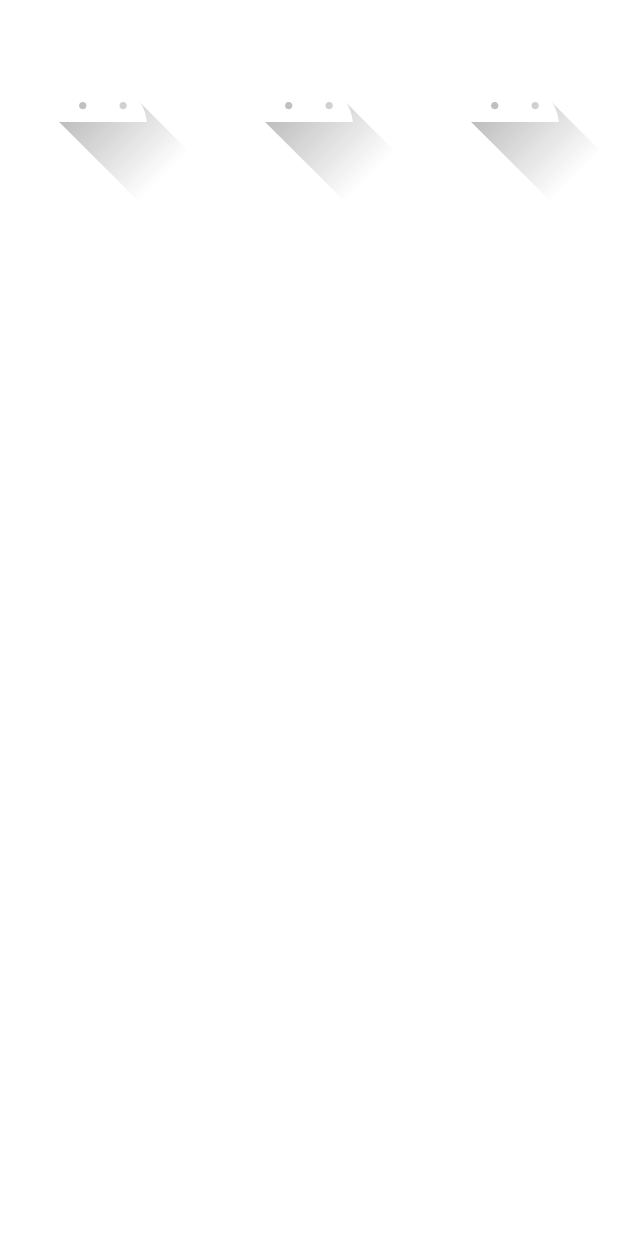
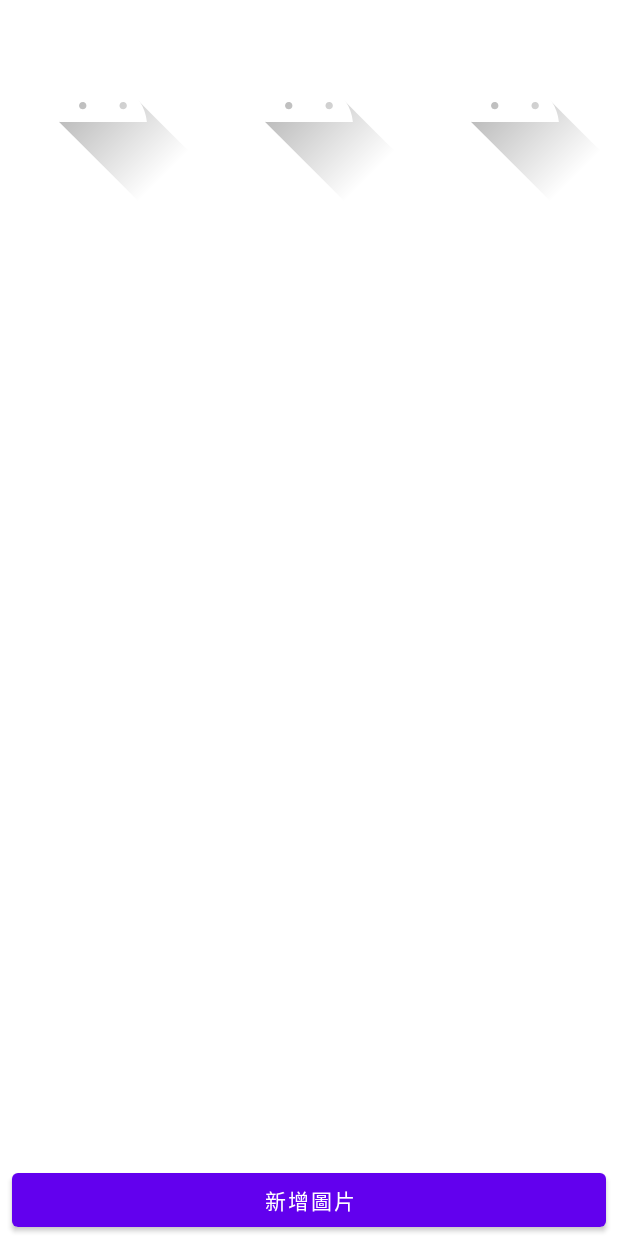
Before and after one commit to TS01923141/ImageManager, an Android app: the layout fragment_my_gallery.xml on its own in the app's theme, with its tools: preview values and no code run, on a phone screen of 412 x 824 dp. Run offline under Robolectric (Android 15) with nearby library versions, the phone set to English and light mode, and no system bars.

Commit message:
完成MyGallery 1.選圖copy到app內部資料夾 2.顯示app內部資料夾的圖片到畫面上

```diff
--- a/app/build.gradle
+++ b/app/build.gradle
@@ -58,10 +58,10 @@ dependencies {
     //coil
     implementation("io.coil-kt:coil:1.4.0")
     //ViewModel
-    implementation("androidx.lifecycle:lifecycle-viewmodel-ktx:2.4.0")
-    implementation 'androidx.fragment:fragment-ktx:1.4.0'
+    implementation("androidx.lifecycle:lifecycle-viewmodel-ktx:2.4.1")
+    implementation 'androidx.fragment:fragment-ktx:1.4.1'
     //LiveData
-    implementation("androidx.lifecycle:lifecycle-livedata-ktx:2.4.0")
+    implementation("androidx.lifecycle:lifecycle-livedata-ktx:2.4.1")
     //okhttp
     // define a BOM and its version
     implementation(platform("com.squareup.okhttp3:okhttp-bom:4.9.0"))
--- a/app/src/main/java/com/example/imagemanager/view/MainActivity.kt
+++ b/app/src/main/java/com/example/imagemanager/view/MainActivity.kt
@@ -38,6 +38,10 @@ import java.lang.StringBuilder
     分區儲存檢測
  */
 
+/*
+    Album -> 顯示手機內所有圖片，點圖分享
+    MyGallery -> 選圖加到app內部資料夾，之後作為相簿圖片顯示，點圖刪除
+ */
 class MainActivity : AppCompatActivity() {
     private lateinit var binding : ActivityMainBinding
 
@@ -50,4 +54,5 @@ class MainActivity : AppCompatActivity() {
         val navController = findNavController(R.id.navHostFrag_main)
         binding.navViewMain.setupWithNavController(navController)
     }
+
 }
--- a/app/src/main/res/layout/fragment_my_gallery.xml
+++ b/app/src/main/res/layout/fragment_my_gallery.xml
@@ -6,11 +6,26 @@
     xmlns:app="http://schemas.android.com/apk/res-auto">
 
     <androidx.recyclerview.widget.RecyclerView
-        android:id="@+id/recyclerVIew_myGallery"
-        android:layout_width="match_parent"
-        android:layout_height="match_parent"
+        android:id="@+id/recyclerView_myGallery"
+        android:layout_width="0dp"
+        android:layout_height="0dp"
+        app:layout_constraintStart_toStartOf="parent"
+        app:layout_constraintEnd_toEndOf="parent"
+        app:layout_constraintTop_toTopOf="parent"
+        app:layout_constraintBottom_toTopOf="@id/button_myGallery"
         app:layoutManager="androidx.recyclerview.widget.GridLayoutManager"
         app:spanCount="3"
         tools:listitem="@layout/item_image"/>
 
+    <com.google.android.material.button.MaterialButton
+        android:id="@+id/button_myGallery"
+        android:text="@string/add_image"
+        android:layout_marginStart="8dp"
+        android:layout_marginEnd="8dp"
+        app:layout_constraintStart_toStartOf="parent"
+        app:layout_constraintEnd_toEndOf="parent"
+        app:layout_constraintBottom_toBottomOf="parent"
+        android:layout_width="0dp"
+        android:layout_height="wrap_content"/>
+
 </androidx.constraintlayout.widget.ConstraintLayout>
--- a/app/src/main/res/values/strings.xml
+++ b/app/src/main/res/values/strings.xml
@@ -8,4 +8,5 @@
     <string name="permission_explain_read_external_storage">The app need read external storage permission to read file.</string>
     <string name="no_thanks">no thanks</string>
     <string name="ok">ok</string>
+    <string name="add_image">新增圖片</string>
 </resources>
```
Also changed, not shown: app/src/main/java/com/example/imagemanager/model/utils/FileUtils.kt (added, +39 -0 lines), app/src/main/java/com/example/imagemanager/view/mygallery/MyGalleryAdapter.kt (added, +46 -0 lines), app/src/main/java/com/example/imagemanager/view/mygallery/MyGalleryFragment.kt (+105 -0 lines), app/src/main/java/com/example/imagemanager/view/mygallery/MyGalleryViewModel.kt (added, +60 -0 lines).
